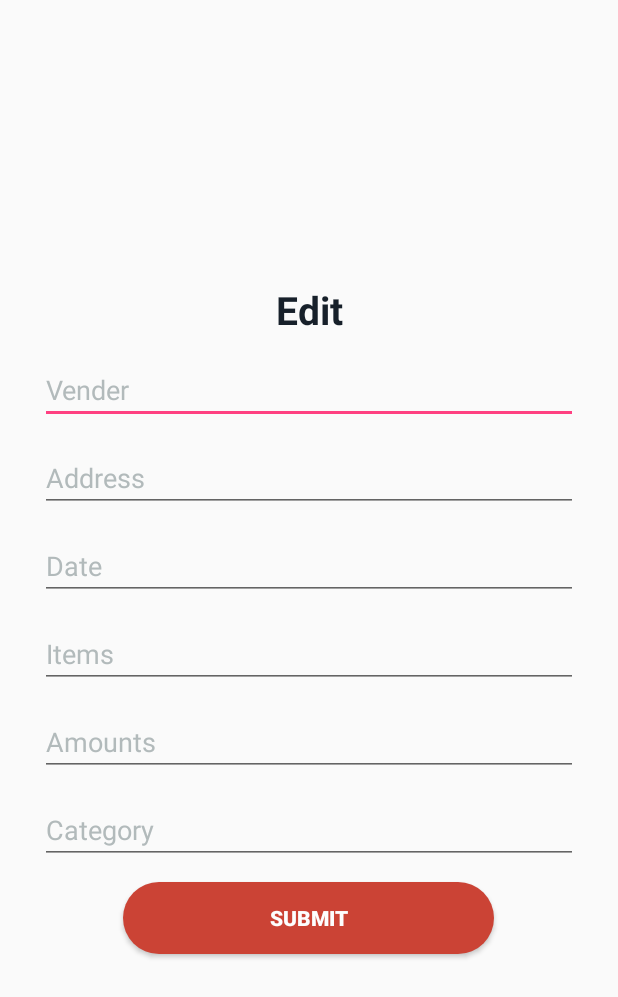
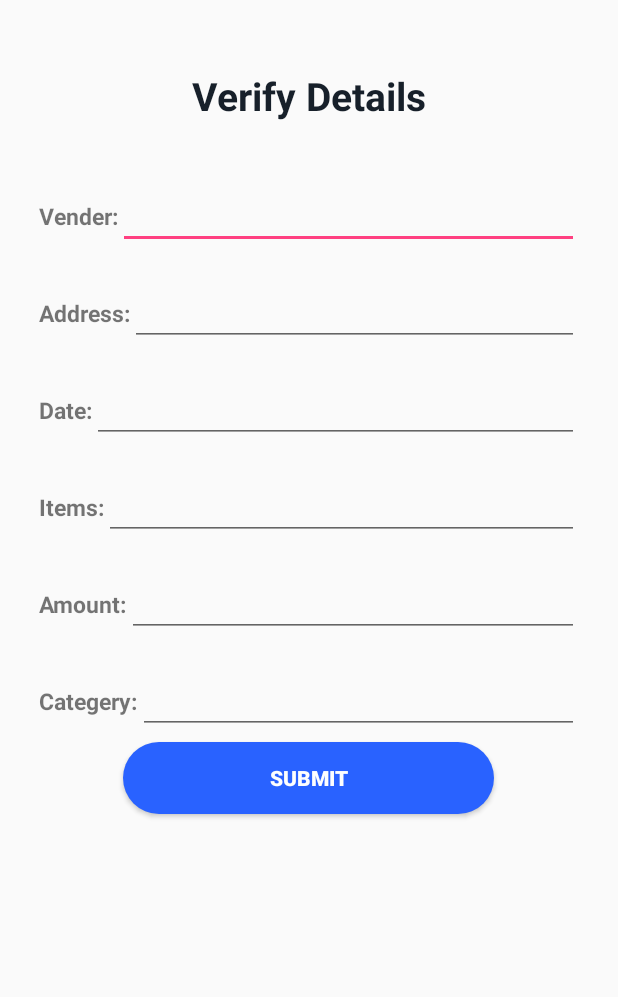
Before and after one commit to shubham99bisht/ExpenseTracker, an Android app: the layout activity_bill_form_edit.xml on its own in the app's theme, with its tools: preview values and no code run, on a phone screen of 412 x 824 dp. Shown: the top 997 px of the screen. Run offline under Robolectric (Android 15) with nearby library versions, the phone set to English and light mode, and no system bars.

Commit message:
updating Android code with some additional functionality

```diff
--- a/app/build.gradle
+++ b/app/build.gradle
@@ -47,6 +47,8 @@ dependencies {
 
     implementation 'com.intuit.sdp:sdp-android:1.0.5'
 
+    implementation 'com.squareup.picasso:picasso:2.5.2'
+
 }
 
 apply plugin: 'com.google.gms.google-services'
--- a/app/src/main/java/com/example/shadrak/expensestracker/recyclerviewAdapter.java
+++ b/app/src/main/java/com/example/shadrak/expensestracker/recyclerviewAdapter.java
@@ -1,5 +1,6 @@
 package com.example.shadrak.expensestracker;
 
+import android.app.AlertDialog;
 import android.content.Context;
 import android.content.Intent;
 import android.net.Uri;
@@ -8,9 +9,11 @@ import android.support.v7.widget.CardView;
 import android.support.v7.widget.RecyclerView;
 import android.support.v7.widget.RecyclerView.ViewHolder;
 import android.support.v7.widget.helper.ItemTouchHelper;
+import android.text.method.LinkMovementMethod;
 import android.view.LayoutInflater;
 import android.view.View;
 import android.view.ViewGroup;
+import android.widget.EditText;
 import android.widget.FrameLayout;
 import android.widget.ImageView;
 import android.widget.RelativeLayout;
@@ -19,6 +22,7 @@ import android.widget.Toast;
 
 import java.util.ArrayList;
 import com.bumptech.glide.Glide;
+import com.squareup.picasso.Picasso;
 
 class recyclerviewAdapter extends RecyclerView.Adapter<recyclerviewAdapter.ViewHolder> {
 
@@ -45,7 +49,7 @@ class recyclerviewAdapter extends RecyclerView.Adapter<recyclerviewAdapter.ViewH
     }
 
     @Override
-    public void onBindViewHolder(@NonNull ViewHolder viewHolder, final int i)
+    public void onBindViewHolder(@NonNull final ViewHolder viewHolder, final int i)
     {
         viewHolder.v_name.setText(list.get(i).getVendor());
         viewHolder.date.setText(list.get(i).getDate());
@@ -69,6 +73,19 @@ class recyclerviewAdapter extends RecyclerView.Adapter<recyclerviewAdapter.ViewH
                 System.out.println("hdskjfh ieyroi:"+bill_id);
                 intent.putExtra("bill_id",bill_id);
                 context1.startActivity(intent);
+            }
+        });
+
+        viewHolder.icon.setOnClickListener(new View.OnClickListener()
+        {
+            @Override
+            public void onClick(View v)
+            {
+                String link_ =list.get(i).getLink();
+//                final AlertDialog.Builder builder= new AlertDialog.Builder(context1);
+//                final ImageView img = (ImageView) v.findViewById(R.id.showimages);
+//                Picasso.with(context1).load(link_).into(img);
+
             }
         });
 
--- a/app/src/main/res/drawable/btnldesign.xml
+++ b/app/src/main/res/drawable/btnldesign.xml
@@ -1,6 +1,6 @@
 <?xml version="1.0" encoding="utf-8"?>
 <shape xmlns:android="http://schemas.android.com/apk/res/android">
-<solid android:color="#CB4335"/>
+<solid android:color="#2962ff"/>
     <corners android:radius="@dimen/_25sdp"/>
     <padding android:bottom="@dimen/_15sdp" android:right="@dimen/_15sdp" android:left="@dimen/_15sdp" android:top="@dimen/_15sdp"/>
 </shape>
--- a/app/src/main/res/layout/activity_bill_form_edit.xml
+++ b/app/src/main/res/layout/activity_bill_form_edit.xml
@@ -6,100 +6,154 @@
     android:layout_width="match_parent"
     android:layout_height="match_parent"
     android:orientation="vertical"
+    android:layout_margin="@dimen/_20sdp"
     tools:context=".BillFormEditActivity">
-
-    <LinearLayout
-        android:layout_width="match_parent"
-        android:layout_height="match_parent"
-        android:orientation="vertical"
-        android:padding="@dimen/_10sdp"
-        android:gravity="center">
-
 
     <LinearLayout
         android:layout_width="match_parent"
         android:layout_height="wrap_content"
         android:orientation="vertical"
-            android:padding="@dimen/_5sdp"
-            android:gravity="center">
-
+        android:padding="@dimen/_10sdp"
+        android:layout_gravity="center">
 
         <TextView
+            android:id="@+id/verify"
             android:layout_width="match_parent"
             android:layout_height="wrap_content"
             android:textColorHint="#17202A"
-                android:hint="Edit"
+            android:hint="Verify Details"
             android:layout_margin="@dimen/_5sdp"
             android:gravity="center"
             android:textSize="@dimen/_20sdp"
             android:textStyle="bold"/>
 
+    </LinearLayout>
+
+    <LinearLayout
+        android:layout_width="match_parent"
+        android:layout_height="wrap_content"
+        android:orientation="horizontal"
+        android:paddingTop="@dimen/_15sdp">
+
+        <TextView
+            android:layout_width="wrap_content"
+            android:layout_height="wrap_content"
+            android:text="Vender:"
+            android:textSize="15sp"
+            android:textStyle="bold" />
+
         <EditText
             android:id="@+id/edit_vender"
+            android:inputType="numberDecimal"
+            android:layout_width="match_parent"
+            android:layout_height="wrap_content" />
+
+    </LinearLayout>
+
+    <LinearLayout
         android:layout_width="match_parent"
         android:layout_height="wrap_content"
-                android:textColorHint="@color/hinttextcolor"
-                android:hint="Vender"
-                android:layout_margin="@dimen/_5sdp"
-                android:inputType="textPersonName"
-                android:textColor="#17202A"/>
+        android:orientation="horizontal"
+        android:paddingTop="@dimen/_15sdp">
 
+        <TextView
+            android:layout_width="wrap_content"
+            android:layout_height="wrap_content"
+            android:text="Address:"
+            android:textSize="15sp"
+            android:textStyle="bold" />
 
         <EditText
             android:id="@+id/edit_address"
+            android:inputType="numberDecimal"
+            android:layout_width="match_parent"
+            android:layout_height="wrap_content" />
+
+    </LinearLayout>
+
+    <LinearLayout
         android:layout_width="match_parent"
         android:layout_height="wrap_content"
-                android:textColorHint="@color/hinttextcolor"
-                android:hint="Address"
-                android:layout_margin="@dimen/_5sdp"
-                android:inputType="textPersonName"
-                android:textColor="#17202A"/>
+        android:orientation="horizontal"
+        android:paddingTop="@dimen/_15sdp">
 
-
+        <TextView
+            android:layout_width="wrap_content"
+            android:layout_height="wrap_content"
+            android:text="Date:"
+            android:textSize="15sp"
+            android:textStyle="bold" />
 
         <EditText
             android:id="@+id/edit_date"
+            android:inputType="numberDecimal"
+            android:layout_width="match_parent"
+            android:layout_height="wrap_content" />
+
+    </LinearLayout>
+
+    <LinearLayout
         android:layout_width="match_parent"
         android:layout_height="wrap_content"
-                android:textColorHint="@color/hinttextcolor"
-                android:hint="Date"
-                android:layout_margin="@dimen/_5sdp"
-                android:inputType="textPersonName"
-                android:textColor="#17202A"/>
+        android:orientation="horizontal"
+        android:paddingTop="@dimen/_15sdp">
 
-
+        <TextView
+            android:layout_width="wrap_content"
+            android:layout_height="wrap_content"
+            android:text="Items:"
+            android:textSize="15sp"
+            android:textStyle="bold" />
 
         <EditText
             android:id="@+id/edit_items"
+            android:inputType="numberDecimal"
+            android:layout_width="match_parent"
+            android:layout_height="wrap_content" />
+
+    </LinearLayout>
+
+    <LinearLayout
         android:layout_width="match_parent"
         android:layout_height="wrap_content"
-                android:textColorHint="@color/hinttextcolor"
-                android:hint="Items"
-                android:layout_margin="@dimen/_5sdp"
-                android:inputType="textPersonName"
-                android:textColor="#17202A"/>
+        android:orientation="horizontal"
+        android:paddingTop="@dimen/_15sdp">
+
+        <TextView
+            android:layout_width="wrap_content"
+            android:layout_height="wrap_content"
+            android:text="Amount:"
+            android:textSize="15sp"
+            android:textStyle="bold" />
 
         <EditText
             android:id="@+id/edit_amount"
+            android:inputType="numberDecimal"
+            android:layout_width="match_parent"
+            android:layout_height="wrap_content" />
+
+    </LinearLayout>
+
+    <LinearLayout
         android:layout_width="match_parent"
         android:layout_height="wrap_content"
-                android:textColorHint="@color/hinttextcolor"
-                android:hint="Amounts"
-                android:layout_margin="@dimen/_5sdp"
-                android:inputType="textPersonName"
-                android:textColor="#17202A"/>
+        android:orientation="horizontal"
+        android:paddingTop="@dimen/_15sdp">
+
+        <TextView
+            android:layout_width="wrap_content"
+            android:layout_height="wrap_content"
+            android:text="Categery:"
+            android:textSize="15sp"
+            android:textStyle="bold" />
 
         <EditText
             android:id="@+id/edit_category"
+            android:inputType="numberDecimal"
             android:layout_width="match_parent"
-                android:layout_height="wrap_content"
-                android:textColorHint="@color/hinttextcolor"
-                android:hint="Category"
-                android:layout_margin="@dimen/_5sdp"
-                android:inputType="textPersonName"
-                android:textColor="#17202A"/>
+            android:layout_height="wrap_content" />
 
-
+    </LinearLayout>
     <Button
         android:id="@+id/edit_billSubmit"
         android:layout_width="@dimen/_190sdp"
@@ -107,13 +161,9 @@
         android:text="Submit"
         android:padding="10dp"
         android:textStyle="bold"
+        android:layout_gravity="center_horizontal"
         android:layout_margin="5dp"
         android:textColorHighlight="@color/highlist"
         android:textColor="@color/textwhite"
         android:background="@drawable/btnldesign"/>
-
-
 </LinearLayout>
-    </LinearLayout>
-
-</LinearLayout>
--- a/app/src/main/res/layout/dataitems.xml
+++ b/app/src/main/res/layout/dataitems.xml
@@ -15,84 +15,71 @@
         app:contentPadding="@dimen/_1sdp"
         android:layout_margin="@dimen/_1sdp">
 
-        <LinearLayout
-            android:layout_width="match_parent"
-            android:layout_height="wrap_content"
-            android:orientation="horizontal">
+        <RelativeLayout
+            android:layout_width="wrap_content"
+            android:layout_height="wrap_content">
+            <ImageView
+                android:id="@+id/bill_icon"
+                android:layout_width="@dimen/_60sdp"
+                android:layout_height="@dimen/_60sdp"
+                android:layout_marginRight="@dimen/_5sdp"
+                android:background="@drawable/common_google_signin_btn_icon_light"/>
 
             <LinearLayout
-                android:layout_width="wrap_content"
-                android:layout_height="wrap_content">
-
-                <ImageView
-                    android:layout_width="wrap_content"
-                    android:layout_height="wrap_content"
-                    android:id="@+id/bill_icon"
-                    android:background="@drawable/common_google_signin_btn_icon_light"/>
-
-            </LinearLayout>
-
-            <RelativeLayout
-                android:id="@+id/details"
+                android:id="@+id/layout1"
+                android:layout_toRightOf="@+id/bill_icon"
                 android:layout_width="match_parent"
                 android:layout_height="wrap_content"
-                android:layout_marginLeft="16dp"
-                android:layout_marginRight="15dp">
+                android:layout_marginTop="@dimen/_10sdp"
+                android:orientation="horizontal">
 
                 <TextView
+                    android:id="@+id/vendor_name"
                     android:layout_width="wrap_content"
                     android:layout_height="wrap_content"
                     android:textStyle="bold"
                     android:text="Vendor Name"
-                    android:textColor="#000"
-                    android:textAllCaps="true"
-                    android:id="@+id/vendor_name"/>
+                    android:textColor="#17202A"
+                    android:textAllCaps="true"/>
 
                 <TextView
+                    android:id="@+id/date"
+                    android:layout_marginLeft="@dimen/_70sdp"
                     android:layout_width="wrap_content"
                     android:layout_height="wrap_content"
+                    android:textColorHint="@color/hinttextcolor"
                     android:text="Date"
-                    android:layout_below="@+id/vendor_name"
-                    android:textColor="#000"
-                    android:id="@+id/date"/>
+                    android:textColor="#ABB2B9"/>
+
+            </LinearLayout>
+
+            <LinearLayout
+                android:layout_marginTop="@dimen/_5sdp"
+                android:layout_below="@+id/layout1"
+                android:layout_toRightOf="@+id/bill_icon"
+                android:layout_width="match_parent"
+                android:layout_height="wrap_content"
+                android:orientation="horizontal">
+
 
                 <TextView
+                    android:id="@+id/cost"
                     android:layout_width="wrap_content"
                     android:layout_height="wrap_content"
                     android:text="Amount"
-                    android:id="@+id/cost"
-                    android:layout_below="@+id/date"
-                    android:textColor="#000"/>
-
-        <!--        <TextView-->
-        <!--            android:layout_width="wrap_content"-->
-        <!--            android:layout_height="wrap_content"-->
-        <!--            android:text="Place"-->
-        <!--            android:textColor="#000"-->
-        <!--            android:id="@+id/place"-->
-        <!--            android:layout_below="@+id/date"-->
-        <!--            android:textAlignment="center"/>-->
-
-        <!--        <TextView-->
-        <!--            android:layout_width="wrap_content"-->
-        <!--            android:layout_height="wrap_content"-->
-        <!--            android:text="Category"-->
-        <!--            android:textColor="#000"-->
-        <!--            android:layout_below="@+id/cost"-->
-        <!--            android:layout_alignParentRight="true"-->
-        <!--            android:id="@+id/category"/>-->
+                    android:textColor="#273746"/>
 
                 <ImageView
                     android:id="@+id/verified"
                     android:layout_width="wrap_content"
                     android:layout_height="wrap_content"
-                    android:layout_alignParentEnd="true"
-                    android:layout_centerInParent="true"/>
+                    android:layout_marginLeft="@dimen/_180sdp" />
 
 
-            </RelativeLayout>
-        </LinearLayout>
+            </LinearLayout>
 
+
+        </RelativeLayout>
     </android.support.v7.widget.CardView>
 
 </FrameLayout>
--- a/app/src/main/res/values/colors.xml
+++ b/app/src/main/res/values/colors.xml
@@ -1,8 +1,8 @@
 <?xml version="1.0" encoding="utf-8"?>
 <resources>
 <!--    #3F51B5  #303F9F-->
-    <color name="colorPrimary">#232325</color>
-    <color name="colorPrimaryDark">#232325</color>
+    <color name="colorPrimary">#2962ff</color>
+    <color name="colorPrimaryDark">#2962ff</color>
     <color name="colorAccent">#FF4081</color>
     <color name="lightblue">#33bbff</color>
     <color name="darkblue">#006699</color>
```
Also changed, not shown: app/src/main/AndroidManifest.xml (+12 -5 lines). Lines whose indentation alone changed are shown as unchanged.
